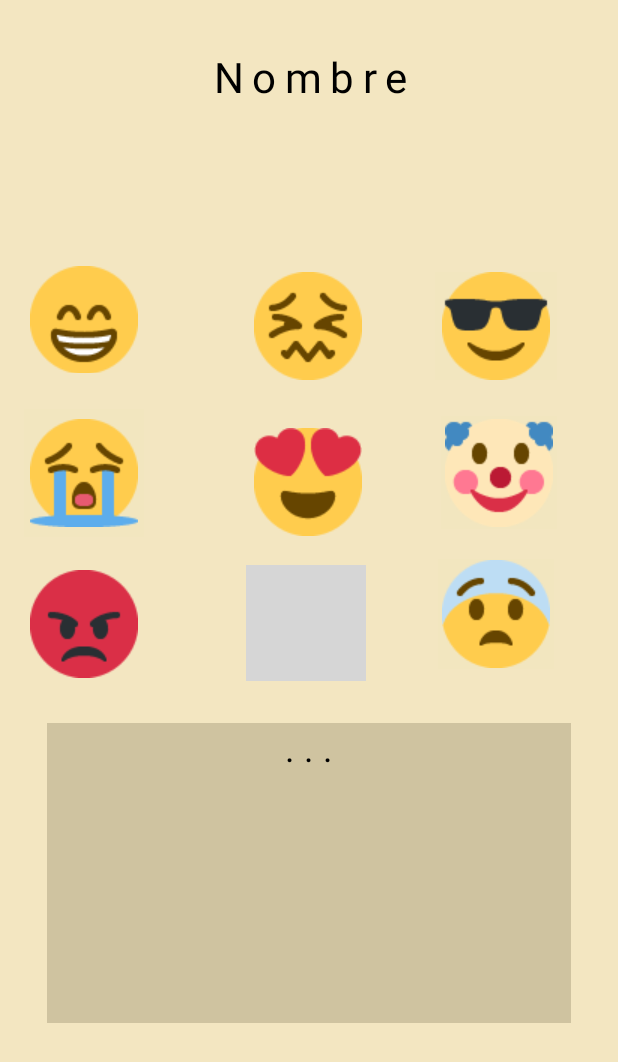
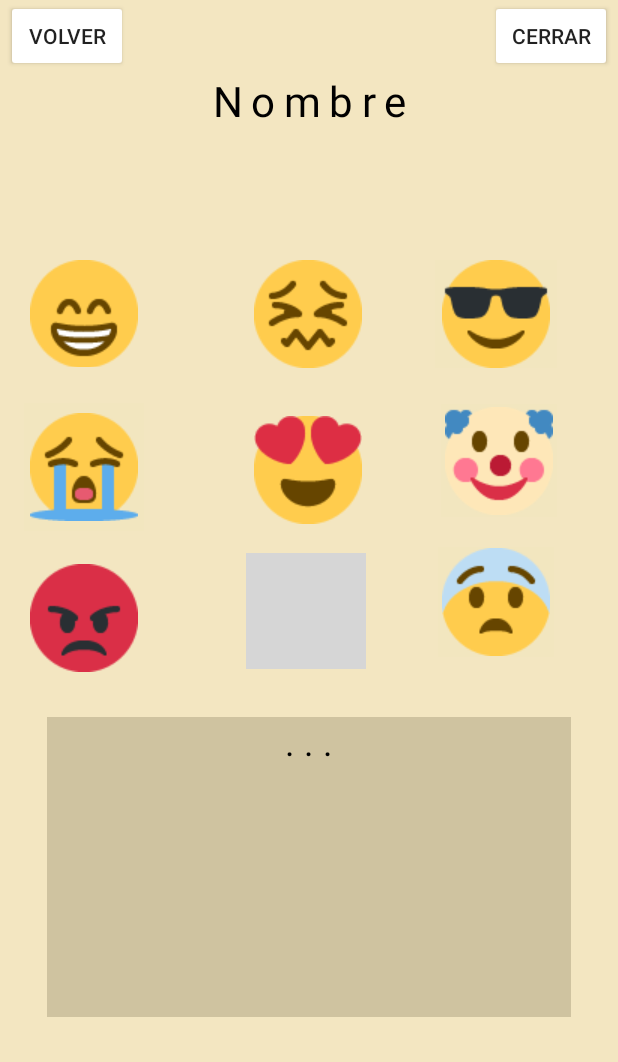
Before and after one commit to vic890ja/TICTrabajoEmotions, an Android app: the layout activity_main2.xml on its own in the app's theme, with its tools: preview values and no code run, on a phone screen of 412 x 824 dp. Shown: the top 1062 px of the screen. Run offline under Robolectric (Android 15) with nearby library versions, the phone set to English and light mode, and no system bars; grey boxes are pictures that could not be loaded.

Commit message:
se agrego boton de cerrar y volver

```diff
--- a/app/src/main/java/com/example/ticparte1/MainActivity.java
+++ b/app/src/main/java/com/example/ticparte1/MainActivity.java
@@ -1,5 +1,6 @@
 package com.example.ticparte1;
 
+import android.annotation.SuppressLint;
 import android.content.Intent;
 import android.support.v7.app.AppCompatActivity;
 import android.os.Bundle;
@@ -36,4 +37,9 @@ public class MainActivity extends AppCompatActivity {
         i.putExtra("dato2", et4.getText().toString());
         startActivity(i);
     }
+    //boton cerrar
+    @SuppressLint("")
+    public void cerrar(View view){
+        finishAffinity();
+    }
 }
--- a/app/src/main/res/layout/activity_main2.xml
+++ b/app/src/main/res/layout/activity_main2.xml
@@ -7,11 +7,37 @@
     android:background="#F3E6C1"
     tools:context=".MainActivity2">
 
+    <Button
+        android:id="@+id/cerrar"
+        android:layout_width="81dp"
+        android:layout_height="48dp"
+        android:layout_marginEnd="4dp"
+        android:backgroundTint="#FFFFFF"
+        android:onClick="cerrar"
+        android:text="@string/boton3"
+        app:layout_constraintBottom_toTopOf="@+id/tv2"
+        app:layout_constraintEnd_toEndOf="parent"
+        app:layout_constraintTop_toTopOf="parent"
+        app:layout_constraintVertical_bias="0.0" />
+
+    <Button
+        android:id="@+id/volver"
+        android:layout_width="81dp"
+        android:layout_height="48dp"
+        android:layout_marginStart="4dp"
+        android:backgroundTint="#FFFFFF"
+        android:onClick="volver"
+        android:text="@string/boton2"
+        app:layout_constraintBottom_toTopOf="@+id/tv2"
+        app:layout_constraintStart_toStartOf="parent"
+        app:layout_constraintTop_toTopOf="parent"
+        app:layout_constraintVertical_bias="0.0" />
+
     <TextView
         android:id="@+id/tv2"
         android:layout_width="375dp"
         android:layout_height="117dp"
-        android:layout_marginTop="32dp"
+        android:layout_marginTop="48dp"
         android:background="#F3E6C1"
         android:letterSpacing="0.2"
         android:text="@string/txt_2"
@@ -19,7 +45,6 @@
         android:textColor="@color/black"
         android:textSize="28sp"
         app:layout_constraintEnd_toEndOf="parent"
-        app:layout_constraintHorizontal_bias="0.527"
         app:layout_constraintStart_toStartOf="parent"
         app:layout_constraintTop_toTopOf="parent" />
 
@@ -42,7 +67,7 @@
         android:layout_width="80dp"
         android:layout_height="71dp"
         android:layout_marginStart="16dp"
-        android:layout_marginTop="28dp"
+        android:layout_marginTop="8dp"
         android:layout_weight="1"
         android:background="#00FFFFFF"
         android:contentDescription="@string/c1"
@@ -87,7 +112,7 @@
         android:layout_width="82dp"
         android:layout_height="72dp"
         android:layout_marginStart="68dp"
-        android:layout_marginTop="32dp"
+        android:layout_marginTop="8dp"
         android:background="#00FFFFFF"
         android:contentDescription="@string/c4"
         android:onClick="c4"
@@ -143,7 +168,7 @@
         android:layout_width="81dp"
         android:layout_height="72dp"
         android:layout_marginStart="44dp"
-        android:layout_marginTop="32dp"
+        android:layout_marginTop="8dp"
         android:layout_weight="1"
         android:background="#028BC34A"
         android:contentDescription="@string/c8"
--- a/app/src/main/res/values/strings.xml
+++ b/app/src/main/res/values/strings.xml
@@ -6,6 +6,8 @@
     <string name="txt_3">. . .</string>
     <string name="txt_splash">Emotions</string>
     <string name="boton">Siguiente</string>
+    <string name="boton2">Volver</string>
+    <string name="boton3">Cerrar</string>
     <string name="c1">Feliz</string>
     <string name="c2">Triste</string>
     <string name="c3">Enojado</string>
```
Also changed, not shown: app/src/main/java/com/example/ticparte1/MainActivity2.java (+11 -0 lines), app/src/main/res/layout/activity_main.xml (+16 -4 lines).
